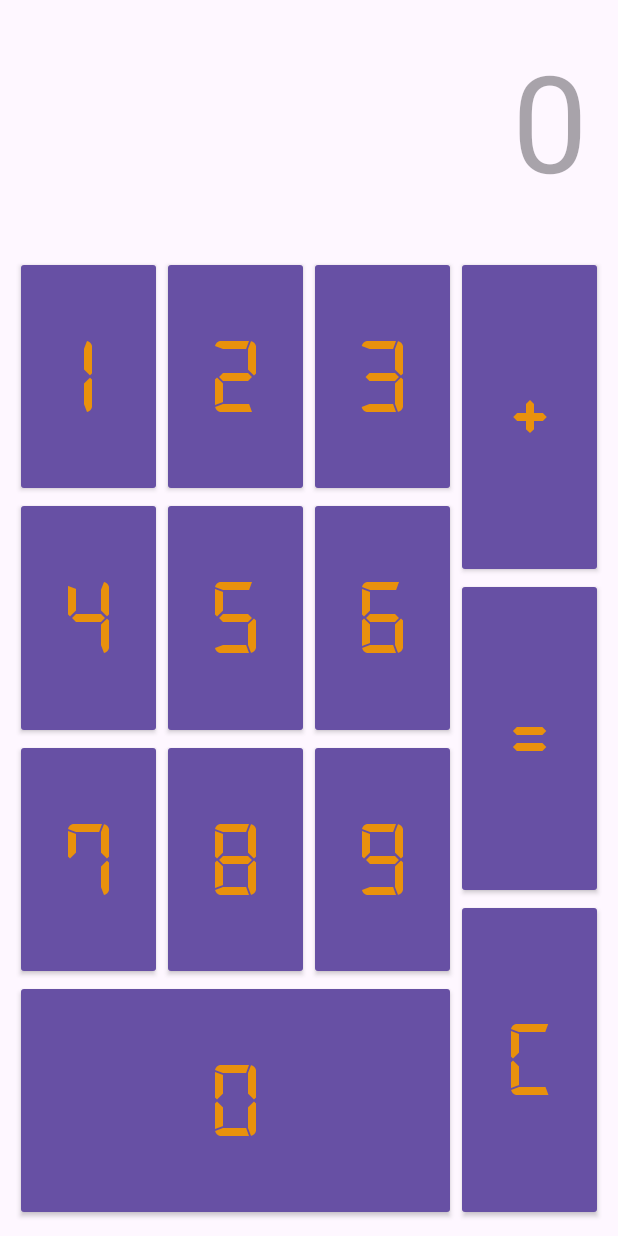
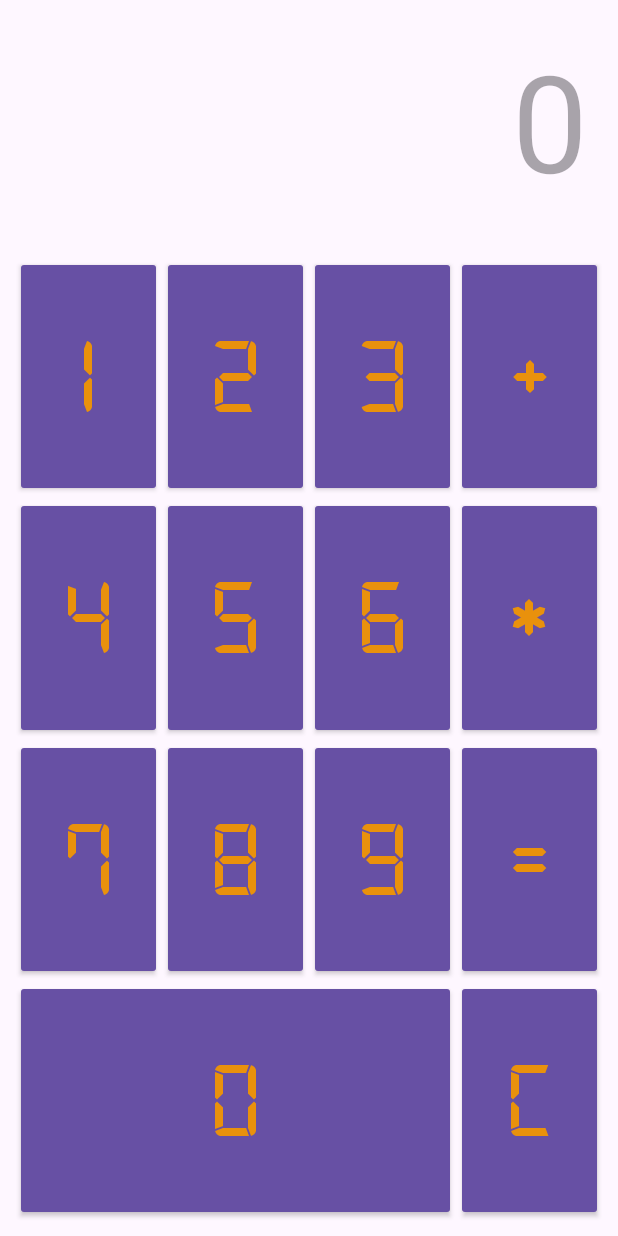
Before and after one commit to pprodman/CalculadoraBasica, an Android app: the screen it shows after launch (MainActivity), on a phone screen of 412 x 824 dp. Run offline under Robolectric (Android 15) with nearby library versions, the phone set to English and light mode, and no system bars.

Commit message:
Refactorización de código Class Calculator Test unitarios Documentación Javadoc

```diff
--- /dev/null
+++ b/app/src/main/java/com/example/calculadora/Calculator.java
@@ -0,0 +1,42 @@
+package com.example.calculadora;
+
+/**
+ * Clase para implementar operaciones de la calculadora
+ * @author Pablo Rodríguez Manrique
+ * @version 1.1
+ **/
+public class Calculator {
+
+    /**
+     * Constructor de la clase
+     */
+    public Calculator() {
+    }
+
+    /**
+     * Función para realizar operaciones de la calculadora (suma y multiplicación)
+     * @param input Cadena de texto que contiene la operación a realizar
+     * @return Resultado de la operación
+     */
+    public int calculate(String input) {
+        // Si no hay un símbolo '+' o '*' en la cadena, conviértelo en número
+        if (!input.contains("+") && !input.contains("*")) {
+            return Integer.parseInt(input.trim());
+
+        } else if (input.contains("+")) {
+            // Dividimos la cadena en dos partes
+            int plusIndex = input.indexOf('+'); // Encuentra el primer '+'
+            String left = input.substring(0, plusIndex); // Parte izquierda
+            String right = input.substring(plusIndex + 1); // Parte derecha
+
+            return calculate(left) + calculate(right); //llamada recursiva
+        } else {
+            // Dividimos la cadena en dos partes
+            int multIndex = input.indexOf('*'); // Encuentra el primer '*'
+            String left = input.substring(0, multIndex); // Parte izquierda
+            String right = input.substring(multIndex + 1); // Parte derecha
+
+            return calculate(left) * calculate(right); //llamada recursiva
+        }
+    }
+}
--- a/app/src/main/java/com/example/calculadora/MainActivity.java
+++ b/app/src/main/java/com/example/calculadora/MainActivity.java
@@ -4,9 +4,7 @@ import android.os.Bundle;
 import android.widget.TextView;
 
 import androidx.appcompat.app.AppCompatActivity;
-import androidx.core.graphics.Insets;
-import androidx.core.view.ViewCompat;
-import androidx.core.view.WindowInsetsCompat;
+
 
 public class MainActivity extends AppCompatActivity {
 
@@ -17,6 +15,8 @@ public class MainActivity extends AppCompatActivity {
     protected void onCreate(Bundle savedInstanceState) {
         super.onCreate(savedInstanceState);
         setContentView(R.layout.activity_main);
+
+        Calculator Calculator = new Calculator();
 
         textView = findViewById(R.id.textView);
 
@@ -32,6 +32,7 @@ public class MainActivity extends AppCompatActivity {
         setupButton(R.id.button9, "9");
         setupButton(R.id.button0, "0");
         setupButton(R.id.sumar, "+");
+        setupButton(R.id.multiplicar, "*");
 
         // Botón para limpiar el texto
         findViewById(R.id.buttonC).setOnClickListener(v -> {
@@ -42,21 +43,19 @@ public class MainActivity extends AppCompatActivity {
         // Botón para calcular el resultado
         findViewById(R.id.igual).setOnClickListener(v -> {
             try {
-                int result = calculate(currentText);
+                int result = Calculator.calculate(currentText);
                 textView.setText(String.valueOf(result));
             } catch (Exception e) {
                 textView.setText("-1"); // Si hay error, muestra -1
             }
         });
-
-        ViewCompat.setOnApplyWindowInsetsListener(findViewById(R.id.main), (v, insets) -> {
-            Insets systemBars = insets.getInsets(WindowInsetsCompat.Type.systemBars());
-            v.setPadding(systemBars.left, systemBars.top, systemBars.right, systemBars.bottom);
-            return insets;
-        });
     }
 
-    // Método para configurar los botones
+    /**
+     * Método de configuración de un botón para escribir en el textView
+     * @param buttonId Id del botón
+     * @param value Valor a escribir en el textView
+     */
     private void setupButton(int buttonId, String value) {
         findViewById(buttonId).setOnClickListener(v -> {
             currentText += value;
@@ -64,19 +63,5 @@ public class MainActivity extends AppCompatActivity {
         });
     }
 
-    // Función recursiva para realizar sumas
-    private int calculate(String input) throws Exception {
-        // Si no hay un símbolo '+' en la cadena, conviértelo en número
-        if (!input.contains("+")) {
-            return Integer.parseInt(input.trim());
-        } else {
-            // Dividimos la cadena en dos partes
-            int plusIndex = input.indexOf('+'); // Encuentra el primer '+'
-            String left = input.substring(0, plusIndex); // Parte izquierda
-            String right = input.substring(plusIndex + 1); // Parte derecha
 
-            // Llamadas recursivas
-            return calculate(left) + calculate(right);
-        }
-    }
 }
--- a/app/src/main/res/layout-land/activity_main.xml
+++ b/app/src/main/res/layout-land/activity_main.xml
@@ -3,41 +3,34 @@
     xmlns:android="http://schemas.android.com/apk/res/android"
     xmlns:app="http://schemas.android.com/apk/res-auto"
     xmlns:tools="http://schemas.android.com/tools"
-    android:id="@+id/main"
     android:layout_width="match_parent"
     android:layout_height="match_parent"
-    android:layout_margin="10dp"
     tools:context=".MainActivity">
 
     <TextView
         android:id="@+id/textView"
         android:layout_width="0dp"
-        android:layout_height="0dp"
+        android:layout_height="wrap_content"
         android:hint="0"
-        android:textSize="72dp"
-        android:gravity="right"
+        android:textSize="72sp"
+        android:gravity="end"
         android:padding="10dp"
-        app:layout_constraintHorizontal_weight="4"
-        app:layout_constraintVertical_weight="1.8"
         app:layout_constraintStart_toStartOf="parent"
         app:layout_constraintTop_toTopOf="parent"
-        app:layout_constraintBottom_toTopOf="@id/button2"
-        app:layout_constraintEnd_toEndOf="parent">
-    </TextView>
+        app:layout_constraintEnd_toEndOf="parent"
+        app:layout_constraintBottom_toTopOf="@id/button2" />
 
+    <!-- Buttons numéricos -->
     <Button
         android:id="@+id/button1"
         android:layout_width="0dp"
         android:layout_height="0dp"
         android:text="1"
         style="@style/botonrectoLand"
-        app:layout_constraintHorizontal_weight="1"
-        app:layout_constraintVertical_weight="1"
         app:layout_constraintStart_toStartOf="parent"
         app:layout_constraintTop_toBottomOf="@id/textView"
         app:layout_constraintEnd_toStartOf="@id/button2"
-        app:layout_constraintBottom_toTopOf="@id/button4">
-    </Button>
+        app:layout_constraintBottom_toTopOf="@id/button4" />
 
     <Button
         android:id="@+id/button2"
@@ -45,13 +38,10 @@
         android:layout_height="0dp"
         android:text="2"
         style="@style/botonrectoLand"
-        app:layout_constraintHorizontal_weight="1"
-        app:layout_constraintVertical_weight="1"
         app:layout_constraintStart_toEndOf="@id/button1"
         app:layout_constraintTop_toBottomOf="@id/textView"
         app:layout_constraintEnd_toStartOf="@id/button3"
-        app:layout_constraintBottom_toTopOf="@id/button5">
-    </Button>
+        app:layout_constraintBottom_toTopOf="@id/button5" />
 
     <Button
         android:id="@+id/button3"
@@ -59,13 +49,10 @@
         android:layout_height="0dp"
         android:text="3"
         style="@style/botonrectoLand"
-        app:layout_constraintHorizontal_weight="1"
-        app:layout_constraintVertical_weight="1"
         app:layout_constraintStart_toEndOf="@id/button2"
         app:layout_constraintTop_toBottomOf="@id/textView"
         app:layout_constraintEnd_toStartOf="@id/sumar"
-        app:layout_constraintBottom_toTopOf="@id/button6">
-    </Button>
+        app:layout_constraintBottom_toTopOf="@id/button6" />
 
     <Button
         android:id="@+id/button4"
@@ -73,13 +60,10 @@
         android:layout_height="0dp"
         android:text="4"
         style="@style/botonrectoLand"
-        app:layout_constraintHorizontal_weight="1"
-        app:layout_constraintVertical_weight="1"
         app:layout_constraintStart_toStartOf="parent"
         app:layout_constraintTop_toBottomOf="@id/button1"
         app:layout_constraintEnd_toStartOf="@id/button5"
-        app:layout_constraintBottom_toTopOf="@id/button7">
-    </Button>
+        app:layout_constraintBottom_toTopOf="@id/button7" />
 
     <Button
         android:id="@+id/button5"
@@ -87,13 +71,10 @@
         android:layout_height="0dp"
         android:text="5"
         style="@style/botonrectoLand"
-        app:layout_constraintHorizontal_weight="1"
-        app:layout_constraintVertical_weight="1"
         app:layout_constraintStart_toEndOf="@id/button4"
         app:layout_constraintTop_toBottomOf="@id/button2"
         app:layout_constraintEnd_toStartOf="@id/button6"
-        app:layout_constraintBottom_toTopOf="@id/button8">
-    </Button>
+        app:layout_constraintBottom_toTopOf="@id/button8" />
 
     <Button
         android:id="@+id/button6"
@@ -101,13 +82,10 @@
         android:layout_height="0dp"
         android:text="6"
         style="@style/botonrectoLand"
-        app:layout_constraintHorizontal_weight="1"
-        app:layout_constraintVertical_weight="1"
         app:layout_constraintStart_toEndOf="@id/button5"
         app:layout_constraintTop_toBottomOf="@id/button3"
-        app:layout_constraintEnd_toStartOf="@id/igual"
-        app:layout_constraintBottom_toTopOf="@id/button9">
-    </Button>
+        app:layout_constraintEnd_toStartOf="@id/multiplicar"
+        app:layout_constraintBottom_toTopOf="@id/button9" />
 
     <Button
         android:id="@+id/button7"
@@ -115,13 +93,10 @@
         android:layout_height="0dp"
         android:text="7"
         style="@style/botonrectoLand"
-        app:layout_constraintHorizontal_weight="1"
-        app:layout_constraintVertical_weight="1"
         app:layout_constraintStart_toStartOf="parent"
         app:layout_constraintTop_toBottomOf="@id/button4"
         app:layout_constraintEnd_toStartOf="@id/button8"
-        app:layout_constraintBottom_toTopOf="@id/button0">
-    </Button>
+        app:layout_constraintBottom_toTopOf="@id/button0" />
 
     <Button
         android:id="@+id/button8"
@@ -129,13 +104,10 @@
         android:layout_height="0dp"
         android:text="8"
         style="@style/botonrectoLand"
-        app:layout_constraintHorizontal_weight="1"
-        app:layout_constraintVertical_weight="1"
         app:layout_constraintStart_toEndOf="@id/button7"
         app:layout_constraintTop_toBottomOf="@id/button5"
         app:layout_constraintEnd_toStartOf="@id/button9"
-        app:layout_constraintBottom_toTopOf="@id/button0">
-    </Button>
+        app:layout_constraintBottom_toTopOf="@id/button0" />
 
     <Button
         android:id="@+id/button9"
@@ -143,14 +115,12 @@
         android:layout_height="0dp"
         android:text="9"
         style="@style/botonrectoLand"
-        app:layout_constraintHorizontal_weight="1"
-        app:layout_constraintVertical_weight="1"
         app:layout_constraintStart_toEndOf="@id/button8"
         app:layout_constraintTop_toBottomOf="@id/button6"
         app:layout_constraintEnd_toStartOf="@id/igual"
-        app:layout_constraintBottom_toTopOf="@id/button0">
-    </Button>
+        app:layout_constraintBottom_toTopOf="@id/button0" />
 
+    <!-- Botón 0 que ocupa el ancho de tres columnas -->
     <Button
         android:id="@+id/button0"
         android:layout_width="0dp"
@@ -158,41 +128,48 @@
         android:text="0"
         style="@style/botonrectoLand"
         app:layout_constraintHorizontal_weight="3"
-        app:layout_constraintVertical_weight="1"
         app:layout_constraintStart_toStartOf="parent"
-        app:layout_constraintTop_toBottomOf="@id/button8"
+        app:layout_constraintTop_toBottomOf="@id/button7"
         app:layout_constraintEnd_toStartOf="@id/buttonC"
-        app:layout_constraintBottom_toBottomOf="parent">
-    </Button>
+        app:layout_constraintBottom_toBottomOf="parent" />
 
+    <!-- Botón Sumar -->
     <Button
         android:id="@+id/sumar"
         android:layout_width="0dp"
         android:layout_height="0dp"
         android:text="+"
         style="@style/botonrectoLand"
-        app:layout_constraintHorizontal_weight="1"
-        app:layout_constraintVertical_weight="1"
         app:layout_constraintStart_toEndOf="@id/button3"
         app:layout_constraintTop_toBottomOf="@id/textView"
         app:layout_constraintEnd_toEndOf="parent"
-        app:layout_constraintBottom_toTopOf="@id/igual">
-    </Button>
+        app:layout_constraintBottom_toTopOf="@id/multiplicar" />
 
+    <!-- Botón Multiplicar -->
+    <Button
+        android:id="@+id/multiplicar"
+        android:layout_width="0dp"
+        android:layout_height="0dp"
+        android:text="*"
+        style="@style/botonrectoLand"
+        app:layout_constraintStart_toEndOf="@id/button6"
+        app:layout_constraintTop_toBottomOf="@id/sumar"
+        app:layout_constraintEnd_toEndOf="parent"
+        app:layout_constraintBottom_toTopOf="@id/igual" />
+
+    <!-- Botón Igual -->
     <Button
         android:id="@+id/igual"
         android:layout_width="0dp"
         android:layout_height="0dp"
         android:text="="
         style="@style/botonrectoLand"
-        app:layout_constraintHorizontal_weight="1"
-        app:layout_constraintVertical_weight="1"
         app:layout_constraintStart_toEndOf="@id/button6"
-        app:layout_constraintTop_toBottomOf="@id/sumar"
+        app:layout_constraintTop_toBottomOf="@id/multiplicar"
         app:layout_constraintEnd_toEndOf="parent"
-        app:layout_constraintBottom_toTopOf="@id/buttonC">
-    </Button>
+        app:layout_constraintBottom_toTopOf="@id/buttonC" />
 
+    <!-- Botón Clear -->
     <Button
         android:id="@+id/buttonC"
         android:layout_width="0dp"
@@ -200,12 +177,9 @@
         android:text="C"
         style="@style/botonrectoLand"
         app:layout_constraintHorizontal_weight="1"
-        app:layout_constraintVertical_weight="1"
         app:layout_constraintStart_toEndOf="@id/button0"
         app:layout_constraintTop_toBottomOf="@id/igual"
         app:layout_constraintEnd_toEndOf="parent"
-        app:layout_constraintBottom_toBottomOf="parent">
-    </Button>
-
+        app:layout_constraintBottom_toBottomOf="parent" />
 
 </androidx.constraintlayout.widget.ConstraintLayout>
--- a/app/src/main/res/layout/activity_main.xml
+++ b/app/src/main/res/layout/activity_main.xml
@@ -21,9 +21,9 @@
         app:layout_constraintStart_toStartOf="parent"
         app:layout_constraintTop_toTopOf="parent"
         app:layout_constraintBottom_toTopOf="@id/button2"
-        app:layout_constraintEnd_toEndOf="parent">
-    </TextView>
+        app:layout_constraintEnd_toEndOf="parent"/>
 
+    <!-- Buttons numéricos -->
     <Button
         android:id="@+id/button1"
         android:layout_width="0dp"
@@ -34,8 +34,7 @@
         app:layout_constraintStart_toStartOf="parent"
         app:layout_constraintTop_toBottomOf="@id/textView"
         app:layout_constraintEnd_toStartOf="@id/button2"
-        app:layout_constraintBottom_toTopOf="@id/button4">
-    </Button>
+        app:layout_constraintBottom_toTopOf="@id/button4"/>
 
     <Button
         android:id="@+id/button2"
@@ -47,8 +46,7 @@
         app:layout_constraintStart_toEndOf="@id/button1"
         app:layout_constraintTop_toBottomOf="@id/textView"
         app:layout_constraintEnd_toStartOf="@id/button3"
-        app:layout_constraintBottom_toTopOf="@id/button5">
-    </Button>
+        app:layout_constraintBottom_toTopOf="@id/button5"/>
 
     <Button
         android:id="@+id/button3"
@@ -60,8 +58,7 @@
         app:layout_constraintStart_toEndOf="@id/button2"
         app:layout_constraintTop_toBottomOf="@id/textView"
         app:layout_constraintEnd_toStartOf="@id/sumar"
-        app:layout_constraintBottom_toTopOf="@id/button6">
-    </Button>
+        app:layout_constraintBottom_toTopOf="@id/button6"/>
 
     <Button
         android:id="@+id/button4"
@@ -73,8 +70,7 @@
         app:layout_constraintStart_toStartOf="parent"
         app:layout_constraintTop_toBottomOf="@id/button1"
         app:layout_constraintEnd_toStartOf="@id/button5"
-        app:layout_constraintBottom_toTopOf="@id/button7">
-    </Button>
+        app:layout_constraintBottom_toTopOf="@id/button7"/>
 
     <Button
         android:id="@+id/button5"
@@ -86,8 +82,7 @@
         app:layout_constraintStart_toEndOf="@id/button4"
         app:layout_constraintTop_toBottomOf="@id/button2"
         app:layout_constraintEnd_toStartOf="@id/button6"
-        app:layout_constraintBottom_toTopOf="@id/button8">
-    </Button>
+        app:layout_constraintBottom_toTopOf="@id/button8"/>
 
     <Button
         android:id="@+id/button6"
@@ -99,8 +94,7 @@
         app:layout_constraintStart_toEndOf="@id/button5"
         app:layout_constraintTop_toBottomOf="@id/button3"
         app:layout_constraintEnd_toStartOf="@id/igual"
-        app:layout_constraintBottom_toTopOf="@id/button9">
-    </Button>
+        app:layout_constraintBottom_toTopOf="@id/button9"/>
 
     <Button
         android:id="@+id/button7"
@@ -112,8 +106,7 @@
         app:layout_constraintStart_toStartOf="parent"
         app:layout_constraintTop_toBottomOf="@id/button4"
         app:layout_constraintEnd_toStartOf="@id/button8"
-        app:layout_constraintBottom_toTopOf="@id/button0">
-    </Button>
+        app:layout_constraintBottom_toTopOf="@id/button0"/>
 
     <Button
         android:id="@+id/button8"
@@ -125,8 +118,7 @@
         app:layout_constraintStart_toEndOf="@id/button7"
         app:layout_constraintTop_toBottomOf="@id/button5"
         app:layout_constraintEnd_toStartOf="@id/button9"
-        app:layout_constraintBottom_toTopOf="@id/button0">
-    </Button>
+        app:layout_constraintBottom_toTopOf="@id/button0"/>
 
     <Button
         android:id="@+id/button9"
@@ -138,9 +130,9 @@
         app:layout_constraintStart_toEndOf="@id/button8"
         app:layout_constraintTop_toBottomOf="@id/button6"
         app:layout_constraintEnd_toStartOf="@id/igual"
-        app:layout_constraintBottom_toTopOf="@id/button0">
-    </Button>
+        app:layout_constraintBottom_toTopOf="@id/button0"/>
 
+    <!-- Botón 0 que ocupa el ancho de tres columnas -->
     <Button
         android:id="@+id/button0"
         android:layout_width="0dp"
@@ -151,9 +143,9 @@
         app:layout_constraintStart_toStartOf="parent"
         app:layout_constraintTop_toBottomOf="@id/button8"
         app:layout_constraintEnd_toStartOf="@id/buttonC"
-        app:layout_constraintBottom_toBottomOf="parent">
-    </Button>
+        app:layout_constraintBottom_toBottomOf="parent"/>
 
+    <!-- Botón Sumar -->
     <Button
         android:id="@+id/sumar"
         android:layout_width="0dp"
@@ -164,9 +156,22 @@
         app:layout_constraintStart_toEndOf="@id/button3"
         app:layout_constraintTop_toBottomOf="@id/textView"
         app:layout_constraintEnd_toEndOf="parent"
-        app:layout_constraintBottom_toTopOf="@id/igual">
-    </Button>
+        app:layout_constraintBottom_toTopOf="@id/multiplicar"/>
 
+    <!-- Botón Multiplicar -->
+    <Button
+        android:id="@+id/multiplicar"
+        android:layout_width="0dp"
+        android:layout_height="0dp"
+        android:text="*"
+        style="@style/botonrecto"
+        app:layout_constraintHorizontal_weight="1"
+        app:layout_constraintStart_toEndOf="@id/button6"
+        app:layout_constraintTop_toBottomOf="@id/sumar"
+        app:layout_constraintEnd_toEndOf="parent"
+        app:layout_constraintBottom_toTopOf="@id/igual"/>
+
+    <!-- Botón Igual -->
     <Button
         android:id="@+id/igual"
         android:layout_width="0dp"
@@ -175,11 +180,11 @@
         style="@style/botonrecto"
         app:layout_constraintHorizontal_weight="1"
         app:layout_constraintStart_toEndOf="@id/button6"
-        app:layout_constraintTop_toBottomOf="@id/sumar"
+        app:layout_constraintTop_toBottomOf="@id/multiplicar"
         app:layout_constraintEnd_toEndOf="parent"
-        app:layout_constraintBottom_toTopOf="@id/buttonC">
-    </Button>
+        app:layout_constraintBottom_toTopOf="@id/buttonC"/>
 
+    <!-- Botón Clear -->
     <Button
         android:id="@+id/buttonC"
         android:layout_width="0dp"
@@ -190,8 +195,6 @@
         app:layout_constraintStart_toEndOf="@id/button0"
         app:layout_constraintTop_toBottomOf="@id/igual"
         app:layout_constraintEnd_toEndOf="parent"
-        app:layout_constraintBottom_toBottomOf="parent">
-    </Button>
-
+        app:layout_constraintBottom_toBottomOf="parent"/>
 
 </androidx.constraintlayout.widget.ConstraintLayout>
```
Also changed, not shown: 2 other files.
